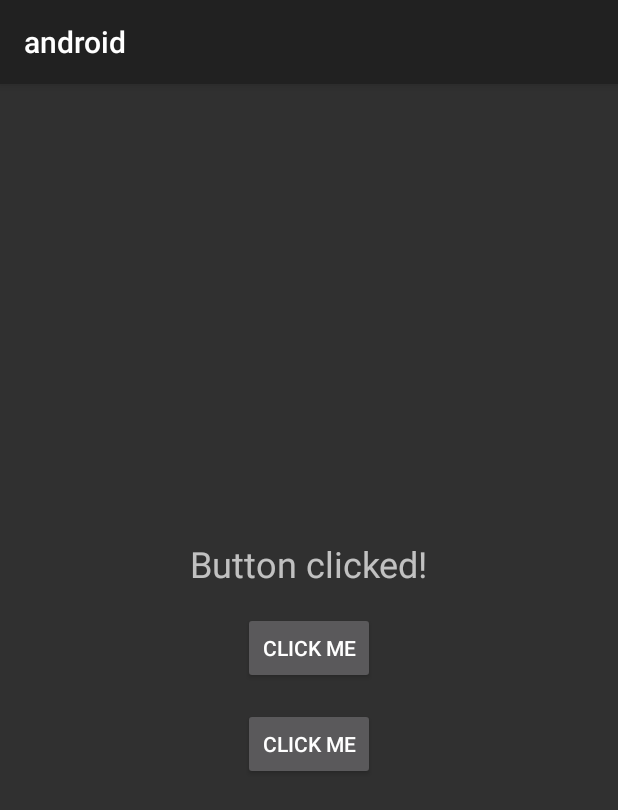
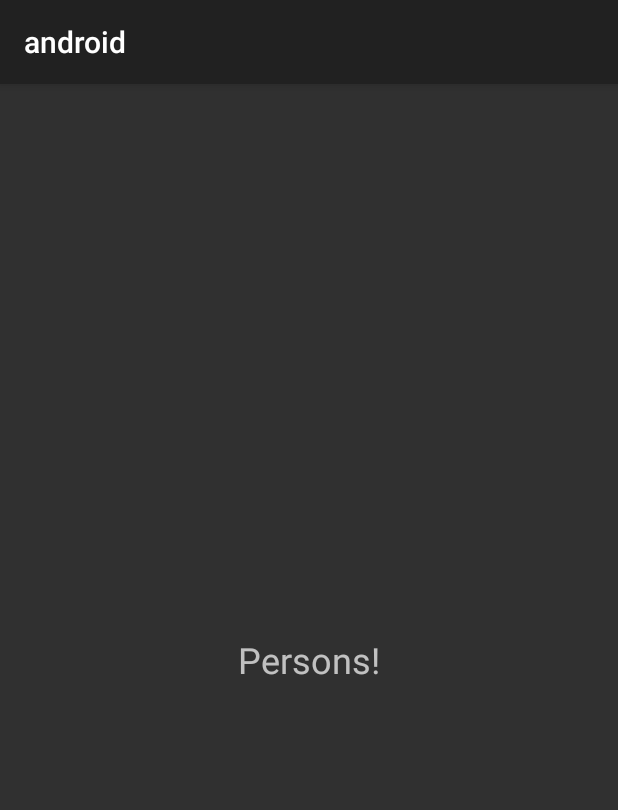
Before and after one commit to javibu13/aa1-programacion-multimedia-y-dispositivos-moviles, an Android app: the screen it shows after launch (MainActivity before the commit, PersonsActivity after it), after a tap on "CLICK ME", on a phone screen of 412 x 824 dp. Shown: the top 810 px of the screen. Run offline under Robolectric (Android 15) with nearby library versions, the phone set to English and light mode, and no system bars.

Commit message:
Create Activity for Place and mock api return to display in RecylcerView

```diff
--- a/app/build.gradle.kts
+++ b/app/build.gradle.kts
@@ -49,6 +49,10 @@ android {
 }
 
 dependencies {
-
     implementation("androidx.appcompat:appcompat:1.6.1")
+    implementation ("com.squareup.retrofit2:retrofit:2.9.0")
+    implementation ("com.squareup.retrofit2:converter-gson:2.9.0")
+    implementation("androidx.constraintlayout:constraintlayout:2.2.1")
+    implementation("androidx.recyclerview:recyclerview:1.3.1")
+    implementation("androidx.cardview:cardview:1.0.0")
 }
--- a/app/src/main/java/com/sanvalero/android/MainActivity.java
+++ b/app/src/main/java/com/sanvalero/android/MainActivity.java
@@ -1,11 +1,16 @@
 package com.sanvalero.android;
 
+import android.content.Intent;
 import android.os.Bundle;
 import android.view.View;
 import android.widget.Button;
 import android.widget.TextView;
 
 import androidx.appcompat.app.AppCompatActivity;
+
+import com.sanvalero.android.view.PersonsActivity;
+import com.sanvalero.android.view.PlacesActivity;
+
 
 public class MainActivity extends AppCompatActivity {
 
@@ -25,13 +30,15 @@ public class MainActivity extends AppCompatActivity {
         personsTextButton.setOnClickListener(new View.OnClickListener() {
             @Override
             public void onClick(View view) {
-                messageTextView.setText("Button clicked!");
+                Intent intent = new Intent(MainActivity.this, PersonsActivity.class);
+                startActivity(intent);
             }
         });
         placesTextButton.setOnClickListener(new View.OnClickListener() {
             @Override
             public void onClick(View view) {
-                messageTextView.setText("Button clicked!");
+                Intent intent = new Intent(MainActivity.this, PlacesActivity.class);
+                startActivity(intent);
             }
         });
     }
--- /dev/null
+++ b/app/src/main/java/com/sanvalero/android/view/PersonsActivity.java
@@ -0,0 +1,21 @@
+package com.sanvalero.android.view;
+
+import android.os.Bundle;
+import android.widget.TextView;
+
+import androidx.appcompat.app.AppCompatActivity;
+
+import com.sanvalero.android.R;
+
+public class PersonsActivity extends AppCompatActivity {
+    private TextView personsListTitleTextView;
+
+    @Override
+    protected void onCreate(Bundle savedInstanceState) {
+        super.onCreate(savedInstanceState);
+        setContentView(R.layout.persons_activity);
+
+        personsListTitleTextView = findViewById(R.id.personsListTitleTextView);
+
+    }
+}
--- /dev/null
+++ b/app/src/main/res/layout/persons_activity.xml
@@ -0,0 +1,16 @@
+<?xml version="1.0" encoding="utf-8"?>
+<LinearLayout xmlns:android="http://schemas.android.com/apk/res/android"
+    android:layout_width="match_parent"
+    android:layout_height="match_parent"
+    android:orientation="vertical"
+    android:gravity="center"
+    android:padding="16dp">
+
+    <TextView
+        android:id="@+id/personsListTitleTextView"
+        android:layout_width="wrap_content"
+        android:layout_height="wrap_content"
+        android:text="Persons!"
+        android:textSize="24sp" />
+
+</LinearLayout>
```
Also changed, not shown: app/src/main/AndroidManifest.xml (+12 -0 lines), app/src/main/java/com/sanvalero/android/adapter/PlacesAdapter.java (added, +59 -0 lines), app/src/main/java/com/sanvalero/android/callback/PlacesCallback.java (added, +10 -0 lines), app/src/main/java/com/sanvalero/android/model/Place.java (added, +15 -0 lines), app/src/main/java/com/sanvalero/android/presenter/PlacesPresenter.java (added, +66 -0 lines), app/src/main/java/com/sanvalero/android/service/PlaceService.java (added, +13 -0 lines), app/src/main/java/com/sanvalero/android/view/PlacesActivity.java (added, +46 -0 lines), app/src/main/res/layout/item_place.xml (added, +30 -0 lines), app/src/main/res/layout/places_activity.xml (added, +16 -0 lines).
